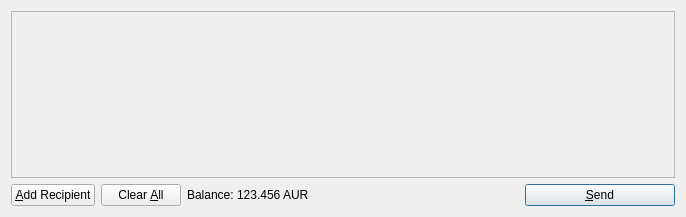
This is src/qt/forms/sendcoinsdialog.ui in adrixcx/netpln-project as Qt 5 draws it before an edit. The edited form follows.
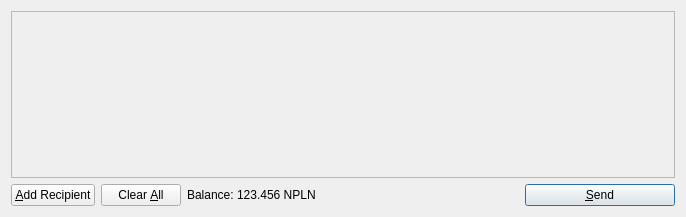
This is the edited form. Icons and pictures are not drawn.

```diff
--- a/src/qt/forms/sendcoinsdialog.ui
+++ b/src/qt/forms/sendcoinsdialog.ui
@@ -119,7 +119,7 @@
           <cursorShape>IBeamCursor</cursorShape>
          </property>
          <property name="text">
-          <string>123.456 AUR</string>
+          <string>123.456 NPLN</string>
          </property>
          <property name="textInteractionFlags">
           <set>Qt::LinksAccessibleByMouse|Qt::TextSelectableByKeyboard|Qt::TextSelectableByMouse</set>
```
